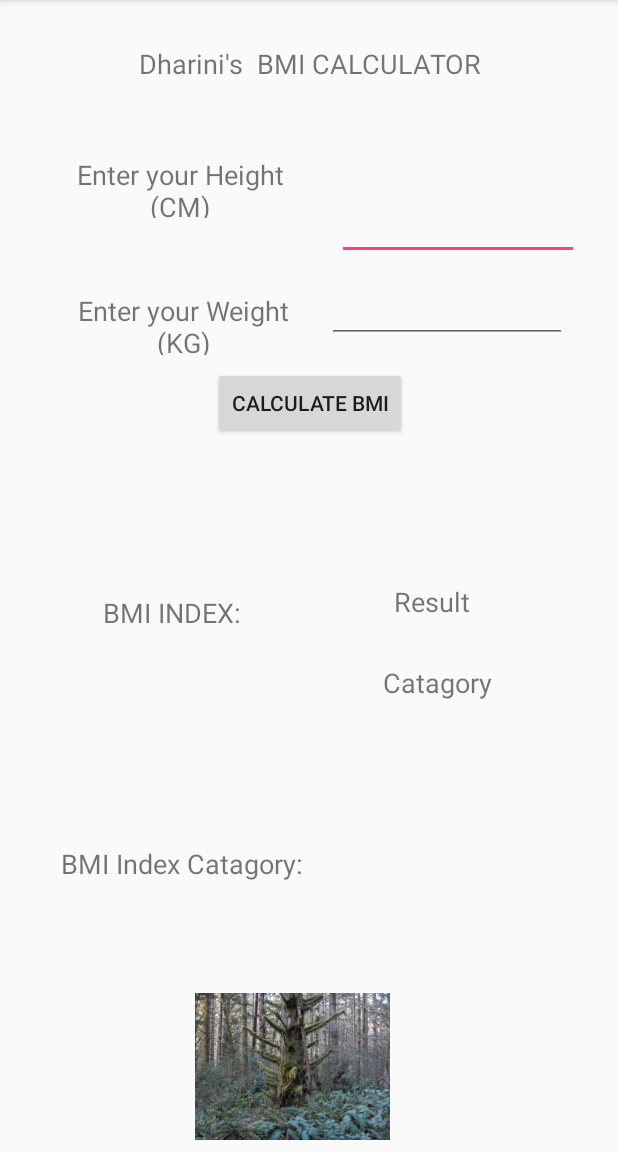
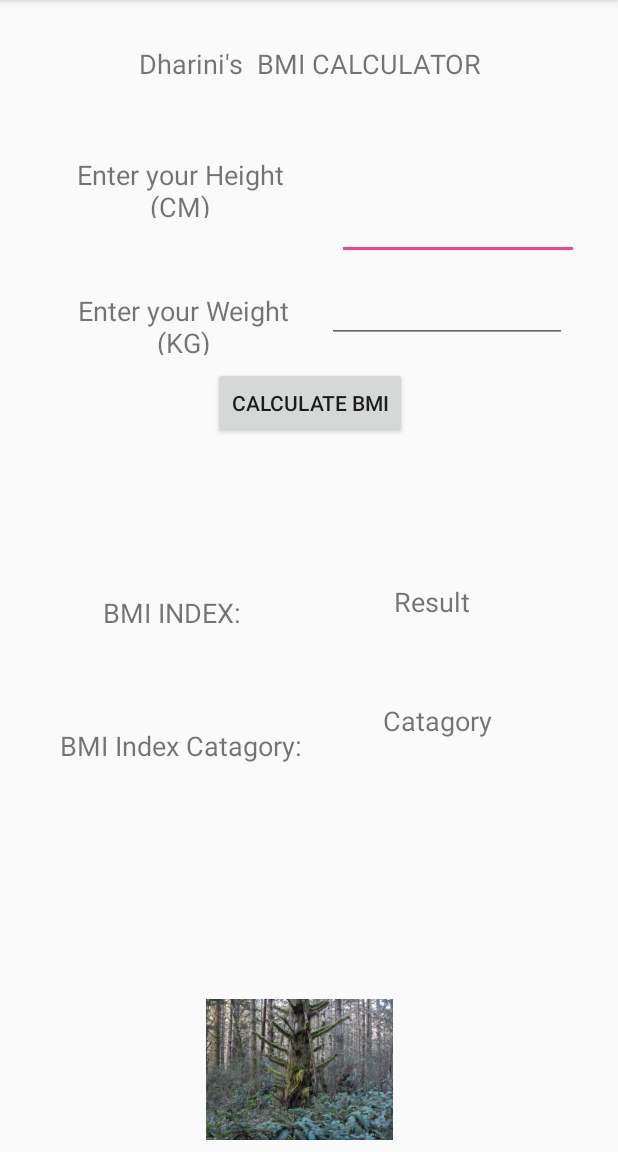
Before and after one commit to DhariniParmar/assign1, an Android app: the screen it shows after launch (MainActivity), on a phone screen of 412 x 824 dp, the part 84-1236 px from its top. Run offline under Robolectric (Android 15) with nearby library versions, the phone set to English and light mode, and no system bars.

Commit message:
Second Commit some changes

```diff
--- a/app/src/main/java/com/example/student/assign1/MainActivity.java
+++ b/app/src/main/java/com/example/student/assign1/MainActivity.java
@@ -7,6 +7,7 @@ import android.widget.Button;
 import android.widget.EditText;
 import android.widget.ImageView;
 import android.widget.TextView;
+
 
 public class MainActivity extends AppCompatActivity {
 
@@ -57,10 +58,12 @@ public class MainActivity extends AppCompatActivity {
             editWeightDouble = Float.parseFloat(editWeightString);
         }
 
+        //calculate BMI Index
         float calculateBMIIndex = editWeightDouble / (editHeightDoble * editHeightDoble);
-        String strResult = "" + calculateBMIIndex;
 
-        textViewResult.setText(strResult);
+        String strFinalMessage = "" + calculateBMIIndex;
+
+        textViewResult.setText(strFinalMessage);
 
         calculateCatagory(calculateBMIIndex);
 
--- a/app/src/main/res/layout/activity_main.xml
+++ b/app/src/main/res/layout/activity_main.xml
@@ -213,13 +213,12 @@
         app:layout_constraintRight_toLeftOf="@+id/guideline5"
         android:layout_marginRight="8dp"
         android:layout_marginLeft="8dp"
-        app:layout_constraintLeft_toLeftOf="@+id/guideline4"
-        app:layout_constraintHorizontal_bias="0.088"
+        app:layout_constraintLeft_toLeftOf="parent"
+        app:layout_constraintHorizontal_bias="0.162"
         app:layout_constraintBottom_toBottomOf="parent"
-        android:layout_marginBottom="117dp"
+        android:layout_marginBottom="8dp"
         app:layout_constraintTop_toTopOf="@+id/guideline3"
-        android:layout_marginTop="6dp"
-        app:layout_constraintVertical_bias="0.857" />
+        android:layout_marginTop="6dp" />
 
     <TextView
         android:id="@+id/textViewCatagoryResult"
@@ -237,22 +236,23 @@
         app:layout_constraintTop_toBottomOf="@+id/textViewResult"
         app:layout_constraintBottom_toBottomOf="parent"
         android:layout_marginBottom="8dp"
-        app:layout_constraintVertical_bias="0.06" />
+        app:layout_constraintVertical_bias="0.147" />
 
     <ImageView
         android:id="@+id/imageViewCatagory"
-        android:layout_width="230dp"
-        android:layout_height="98dp"
+        android:layout_width="299dp"
+        android:layout_height="94dp"
         android:layout_marginBottom="8dp"
         android:layout_marginLeft="8dp"
         android:layout_marginRight="8dp"
         android:layout_marginTop="8dp"
         app:layout_constraintBottom_toBottomOf="parent"
-        app:layout_constraintHorizontal_bias="0.436"
+        app:layout_constraintHorizontal_bias="0.448"
         app:layout_constraintLeft_toLeftOf="@+id/guideline6"
         app:layout_constraintRight_toLeftOf="@+id/guideline5"
         app:layout_constraintTop_toTopOf="@+id/guideline9"
         app:layout_constraintVertical_bias="1.0"
-        app:srcCompat="@drawable/life" />
+        app:srcCompat="@drawable/life"
+        tools:layout_editor_absoluteY="409dp" />
 
 </android.support.constraint.ConstraintLayout>
```
